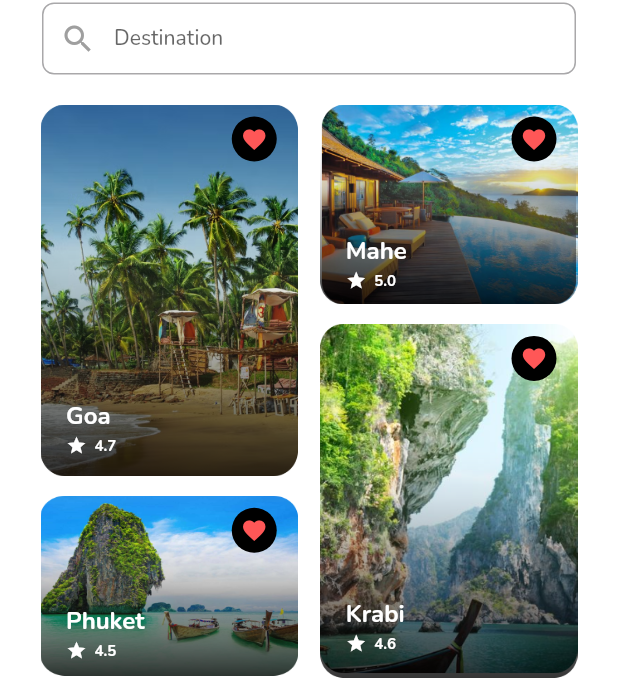
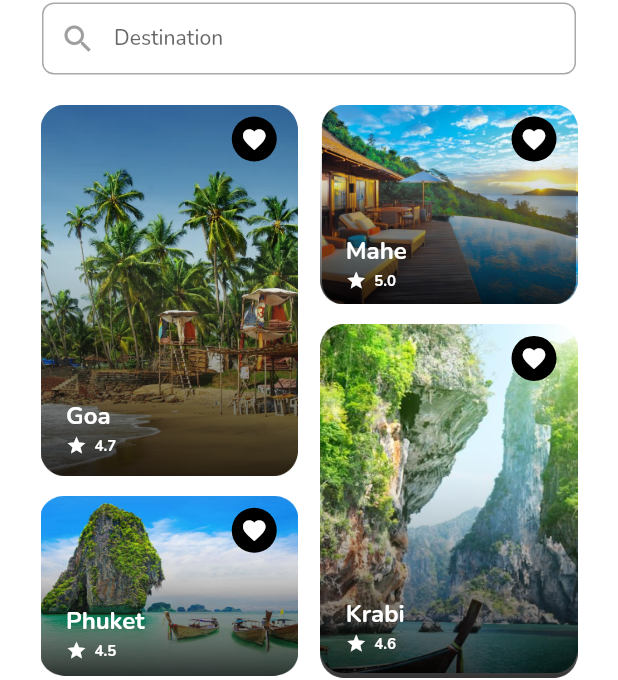
Before and after one commit to Gegerout/travel_app, a Flutter app: the ListingPage screen opened directly with empty values, on a phone screen of 412 x 824 dp. Shown: the part 185-865 px from the top of the screen. Run offline on Flutter 3.47's test engine with Material 2 defaults, Android fonts, the phone set to English and light mode, and no system bars; our stand-ins replace dio, flutter_riverpod, google_fonts; network calls fail.

Commit message:
home page update

```diff
--- a/lib/home/presentation/pages/listing_page.dart
+++ b/lib/home/presentation/pages/listing_page.dart
@@ -2,14 +2,17 @@ import 'package:flutter/material.dart';
 import 'package:flutter_staggered_grid_view/flutter_staggered_grid_view.dart';
 import 'package:google_fonts/google_fonts.dart';
 
-class ListingPage extends StatelessWidget {
+class ListingPage extends StatefulWidget {
   const ListingPage({Key? key, required this.image}) : super(key: key);
 
   final String image;
 
   @override
-  Widget build(BuildContext context) {
-    final images = [
+  State<ListingPage> createState() => _ListingPageState();
+}
+
+class _ListingPageState extends State<ListingPage> {
+  List images = [
     "assets/images/dest_1.png",
     "assets/images/dest_2.png",
     "assets/images/dest_4.png",
@@ -19,13 +22,18 @@ class ListingPage extends StatelessWidget {
     "assets/images/dest_7.png",
   ];
 
-    final texts = [
-      ["Goa", "4.7"],
-      ["Mahe", "5.0"],
-      ["Krabi", "4.6"],
-      ["Phuket", "4.5"],
+  List texts = [
+    ["Goa", "4.7", false],
+    ["Mahe", "5.0", false],
+    ["Krabi", "4.6", false],
+    ["Phuket", "4.5", false],
+    ["Kerela", "4.7", false],
+    ["Dubai", "4.8", false],
+    ["Costwolds", "4.9", false]
   ];
 
+  @override
+  Widget build(BuildContext context) {
     return Scaffold(
         appBar: AppBar(
           backgroundColor: Colors.white,
@@ -46,7 +54,7 @@ class ListingPage extends StatelessWidget {
                 height: 58,
                 child: ClipRRect(
                     borderRadius: BorderRadius.circular(30),
-                    child: Image.network(image)),
+                    child: Image.network(widget.image)),
               ),
             )
           ],
@@ -126,10 +134,14 @@ class ListingPage extends StatelessWidget {
                                                   BorderRadius.circular(30)),
                                           child: IconButton(
                                               padding: EdgeInsets.zero,
-                                              onPressed: () {},
-                                              icon: const Icon(
+                                              onPressed: () {
+                                                setState(() {
+                                                  texts[index][2] = !texts[index][2];
+                                                });
+                                              },
+                                              icon: Icon(
                                                 Icons.favorite,
-                                                color: Color(0xFFFF5757),
+                                                color: texts[index][2] ? const Color(0xFFFF5757) : Colors.white,
                                                 size: 18,
                                               ))),
                                     ),
@@ -190,10 +202,14 @@ class ListingPage extends StatelessWidget {
                                     BorderRadius.circular(30)),
                                 child: IconButton(
                                     padding: EdgeInsets.zero,
-                                    onPressed: () {},
-                                    icon: const Icon(
+                                    onPressed: () {
+                                      setState(() {
+                                        texts[4][2] = !texts[4][2];
+                                      });
+                                    },
+                                    icon: Icon(
                                       Icons.favorite,
-                                      color: Colors.white,
+                                      color: texts[4][2] ? const Color(0xFFFF5757): Colors.white,
                                       size: 18,
                                     ))),
                           ),
@@ -203,7 +219,7 @@ class ListingPage extends StatelessWidget {
                           padding: const EdgeInsets.only(left: 17),
                           child: Align(
                               alignment: Alignment.bottomLeft,
-                              child: Text("Kerela",
+                              child: Text(texts[4][0],
                                   style: GoogleFonts.nunito(
                                       fontWeight: FontWeight.w700,
                                       fontSize: 16,
@@ -218,7 +234,7 @@ class ListingPage extends StatelessWidget {
                               const SizedBox(width: 5,),
                               Padding(
                                 padding: const EdgeInsets.only(top: 2),
-                                child: Text("4.7", style: GoogleFonts.nunito(fontWeight: FontWeight.w700, fontSize: 10, color: Colors.white)),
+                                child: Text(texts[4][1], style: GoogleFonts.nunito(fontWeight: FontWeight.w700, fontSize: 10, color: Colors.white)),
                               ),
                             ],
                           ),
@@ -258,10 +274,14 @@ class ListingPage extends StatelessWidget {
                                               BorderRadius.circular(30)),
                                           child: IconButton(
                                               padding: EdgeInsets.zero,
-                                              onPressed: () {},
-                                              icon: const Icon(
+                                              onPressed: () {
+                                                setState(() {
+                                                  texts[5][2] = !texts[5][2];
+                                                });
+                                              },
+                                              icon: Icon(
                                                 Icons.favorite,
-                                                color: Colors.white,
+                                                color: texts[5][2] ? const Color(0xFFFF5757): Colors.white,
                                                 size: 18,
                                               ))),
                                     ),
@@ -274,7 +294,7 @@ class ListingPage extends StatelessWidget {
                               padding: const EdgeInsets.only(left: 17),
                               child: Align(
                                   alignment: Alignment.bottomLeft,
-                                  child: Text("Dubai",
+                                  child: Text(texts[5][0],
                                       style: GoogleFonts.nunito(
                                           fontWeight: FontWeight.w700,
                                           fontSize: 16,
@@ -289,7 +309,7 @@ class ListingPage extends StatelessWidget {
                                   const SizedBox(width: 5,),
                                   Padding(
                                     padding: const EdgeInsets.only(top: 2),
-                                    child: Text("4.8", style: GoogleFonts.nunito(fontWeight: FontWeight.w700, fontSize: 10, color: Colors.white)),
+                                    child: Text(texts[5][1], style: GoogleFonts.nunito(fontWeight: FontWeight.w700, fontSize: 10, color: Colors.white)),
                                   ),
                                 ],
                               ),
@@ -326,10 +346,14 @@ class ListingPage extends StatelessWidget {
                                               BorderRadius.circular(30)),
                                           child: IconButton(
                                               padding: EdgeInsets.zero,
-                                              onPressed: () {},
-                                              icon: const Icon(
+                                              onPressed: () {
+                                                setState(() {
+                                                  texts[6][2] = !texts[6][2];
+                                                });
+                                              },
+                                              icon: Icon(
                                                 Icons.favorite,
-                                                color: Colors.white,
+                                                color: texts[6][2] ? const Color(0xFFFF5757): Colors.white,
                                                 size: 18,
                                               ))),
                                     ),
@@ -342,7 +366,7 @@ class ListingPage extends StatelessWidget {
                               padding: const EdgeInsets.only(left: 17),
                               child: Align(
                                   alignment: Alignment.bottomLeft,
-                                  child: Text("Costwolds",
+                                  child: Text(texts[6][0],
                                       style: GoogleFonts.nunito(
                                           fontWeight: FontWeight.w700,
                                           fontSize: 16,
@@ -357,7 +381,7 @@ class ListingPage extends StatelessWidget {
                                   const SizedBox(width: 5,),
                                   Padding(
                                     padding: const EdgeInsets.only(top: 2),
-                                    child: Text("4.9", style: GoogleFonts.nunito(fontWeight: FontWeight.w700, fontSize: 10, color: Colors.white)),
+                                    child: Text(texts[6][1], style: GoogleFonts.nunito(fontWeight: FontWeight.w700, fontSize: 10, color: Colors.white)),
                                   ),
                                 ],
                               ),
--- a/lib/home/presentation/pages/notification_page.dart
+++ b/lib/home/presentation/pages/notification_page.dart
@@ -121,6 +121,12 @@ class NotificationPage extends StatelessWidget {
                 const SizedBox(width: 17,),
                 Text("Traveller Information", style: GoogleFonts.nunito(fontWeight: FontWeight.w700, fontSize: 14)),
               ],
+            ),
+            Row(
+              children: [
+                Text("Adult 1", style: GoogleFonts.nunito(fontWeight: FontWeight.w700, fontSize: 12, color: Colors.black.withOpacity(0.63))),
+                Text("*", style: GoogleFonts.nunito(fontWeight: FontWeight.w700, fontSize: 12, color: const Color(0xFFFF5757))),
+              ],
             )
           ],
         ),
```
Lines whose indentation alone changed are shown as unchanged.
